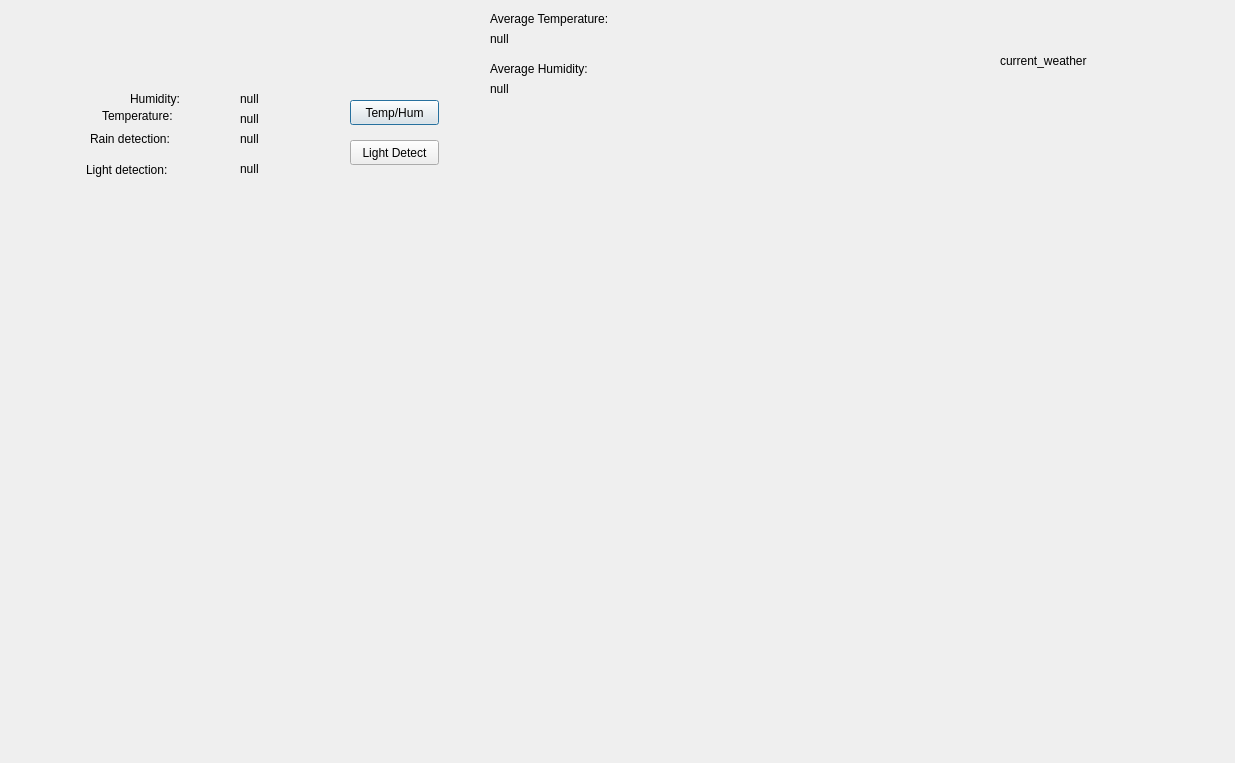
Above: WeatherStation/WeatherStation/dialog.ui from petarstamenkovic/WeatherStation_RPi_Project before the change. Below: the same form after it.
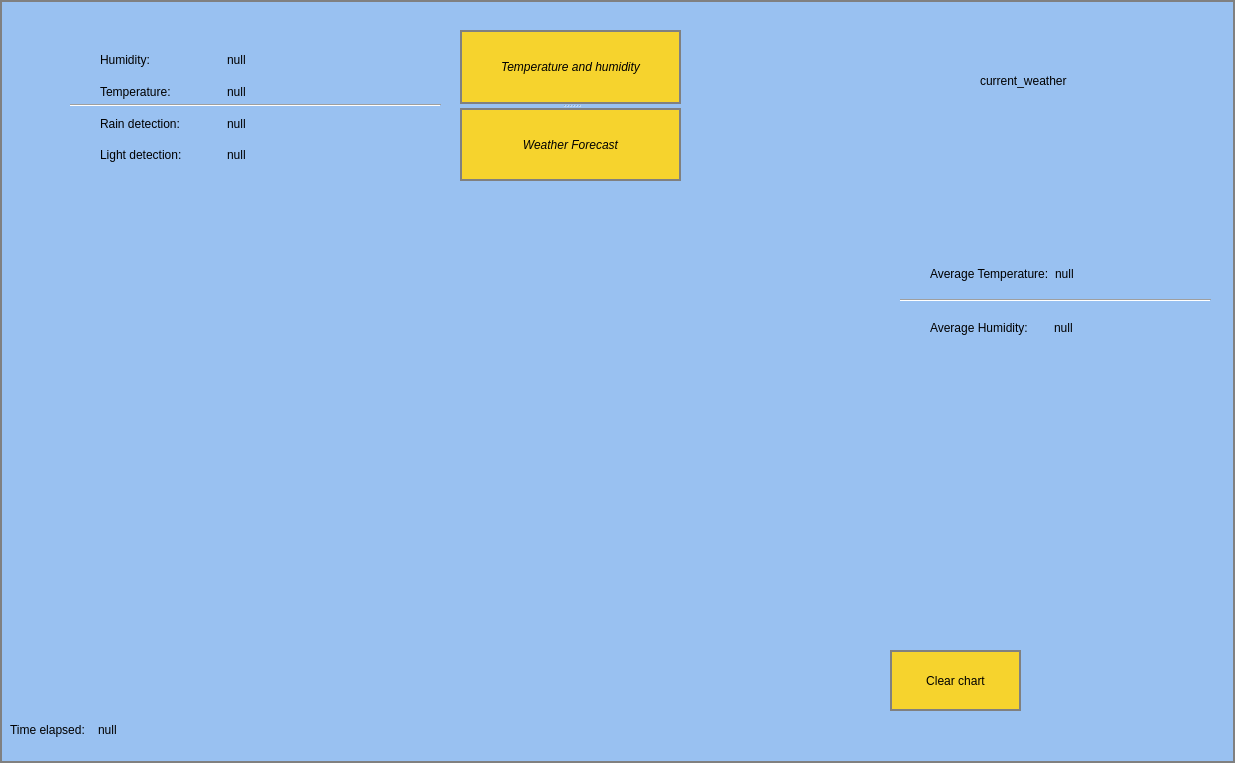
That is the form after the change.

Commit message: Left to test a YL-40 and adjust the sensor paramteres, thisshould be the pre-final version

Patch:
```diff
--- a/WeatherStation/WeatherStation/dialog.ui
+++ b/WeatherStation/WeatherStation/dialog.ui
@@ -13,211 +13,297 @@
   <property name="windowTitle">
    <string>Dialog</string>
   </property>
+  <property name="styleSheet">
+   <string notr="true">QDialog
+{
+	border: 2px solid gray;
+	background : rgb(153, 193, 241);
+}</string>
+  </property>
+  <widget class="QWidget" name="verticalLayoutWidget">
+   <property name="geometry">
+    <rect>
+     <x>10</x>
+     <y>190</y>
+     <width>871</width>
+     <height>521</height>
+    </rect>
+   </property>
+   <layout class="QVBoxLayout" name="verticalLayout"/>
+  </widget>
+  <widget class="QLabel" name="forecast_label">
+   <property name="geometry">
+    <rect>
+     <x>980</x>
+     <y>10</y>
+     <width>231</width>
+     <height>141</height>
+    </rect>
+   </property>
+   <property name="text">
+    <string>current_weather</string>
+   </property>
+  </widget>
+  <widget class="QPushButton" name="clear_button">
+   <property name="geometry">
+    <rect>
+     <x>890</x>
+     <y>650</y>
+     <width>131</width>
+     <height>61</height>
+    </rect>
+   </property>
+   <property name="styleSheet">
+    <string notr="true">QPushButton
+{
+	border: 2px solid gray;
+	background : rgb(246, 211, 45);
+}</string>
+   </property>
+   <property name="text">
+    <string>Clear chart</string>
+   </property>
+  </widget>
+  <widget class="Line" name="line_3">
+   <property name="geometry">
+    <rect>
+     <x>900</x>
+     <y>210</y>
+     <width>311</width>
+     <height>181</height>
+    </rect>
+   </property>
+   <property name="styleSheet">
+    <string notr="true">Line
+{
+	border: 1px solid gray;
+	background : rgb(51, 209, 122);
+}</string>
+   </property>
+   <property name="orientation">
+    <enum>Qt::Horizontal</enum>
+   </property>
+  </widget>
+  <widget class="Line" name="line_4">
+   <property name="geometry">
+    <rect>
+     <x>70</x>
+     <y>30</y>
+     <width>371</width>
+     <height>151</height>
+    </rect>
+   </property>
+   <property name="styleSheet">
+    <string notr="true">Line
+{
+	border: 1px solid gray;
+	background : rgb(51, 209, 122);
+}</string>
+   </property>
+   <property name="orientation">
+    <enum>Qt::Horizontal</enum>
+   </property>
+  </widget>
+  <widget class="QSplitter" name="splitter">
+   <property name="geometry">
+    <rect>
+     <x>460</x>
+     <y>30</y>
+     <width>221</width>
+     <height>151</height>
+    </rect>
+   </property>
+   <property name="orientation">
+    <enum>Qt::Vertical</enum>
+   </property>
   <widget class="QPushButton" name="temp_hum_button">
-   <property name="geometry">
-    <rect>
-     <x>350</x>
-     <y>100</y>
-     <width>89</width>
-     <height>25</height>
-    </rect>
-   </property>
+    <property name="font">
+     <font>
+      <italic>true</italic>
+     </font>
+    </property>
+    <property name="styleSheet">
+     <string notr="true">QPushButton
+{
+	border: 2px solid gray;
+	background : rgb(246, 211, 45);
+}</string>
+    </property>
    <property name="text">
-    <string>Temp/Hum</string>
-   </property>
-  </widget>
-  <widget class="QPushButton" name="light_button">
-   <property name="geometry">
-    <rect>
-     <x>350</x>
-     <y>140</y>
-     <width>89</width>
-     <height>25</height>
-    </rect>
-   </property>
+     <string>Temperature and humidity</string>
+    </property>
+   </widget>
+   <widget class="QPushButton" name="forecast_button">
+    <property name="font">
+     <font>
+      <italic>true</italic>
+     </font>
+    </property>
+    <property name="styleSheet">
+     <string notr="true">QPushButton
+{
+	border: 2px solid gray;
+	background : rgb(246, 211, 45);
+}</string>
+    </property>
    <property name="text">
-    <string>Light Detect</string>
-   </property>
-  </widget>
-  <widget class="QLabel" name="label_3">
+     <string>Weather Forecast</string>
+    </property>
+   </widget>
+  </widget>
+  <widget class="QWidget" name="">
    <property name="geometry">
     <rect>
-     <x>90</x>
-     <y>130</y>
-     <width>111</width>
-     <height>17</height>
+     <x>10</x>
+     <y>720</y>
+     <width>169</width>
+     <height>19</height>
     </rect>
    </property>
+   <layout class="QHBoxLayout" name="horizontalLayout">
+    <item>
+     <widget class="QLabel" name="label_9">
    <property name="text">
-    <string>Rain detection:</string>
-   </property>
-  </widget>
-  <widget class="QLabel" name="label_4">
-   <property name="geometry">
-    <rect>
-     <x>240</x>
-     <y>130</y>
-     <width>71</width>
-     <height>17</height>
-    </rect>
-   </property>
+       <string>Time elapsed:</string>
+      </property>
+     </widget>
+    </item>
+    <item>
+     <widget class="QLabel" name="time_elapsed_label">
    <property name="text">
     <string>null</string>
    </property>
   </widget>
-  <widget class="QLabel" name="label_2">
-   <property name="geometry">
-    <rect>
-     <x>102</x>
-     <y>107</y>
-     <width>93</width>
-     <height>17</height>
-    </rect>
-   </property>
-   <property name="text">
-    <string>Temperature:</string>
-   </property>
+    </item>
+   </layout>
   </widget>
-  <widget class="QLabel" name="label2">
+  <widget class="QWidget" name="">
    <property name="geometry">
     <rect>
-     <x>240</x>
-     <y>110</y>
-     <width>67</width>
-     <height>17</height>
+     <x>100</x>
+     <y>47</y>
+     <width>114</width>
+     <height>121</height>
     </rect>
    </property>
-   <property name="text">
-    <string>null</string>
-   </property>
-  </widget>
+   <layout class="QVBoxLayout" name="verticalLayout_2">
+    <item>
   <widget class="QLabel" name="label">
-   <property name="geometry">
-    <rect>
-     <x>130</x>
-     <y>90</y>
-     <width>66</width>
-     <height>17</height>
-    </rect>
-   </property>
    <property name="text">
     <string>Humidity:</string>
    </property>
   </widget>
-  <widget class="QLabel" name="label1">
-   <property name="geometry">
-    <rect>
-     <x>240</x>
-     <y>90</y>
-     <width>67</width>
-     <height>17</height>
-    </rect>
-   </property>
+    </item>
+    <item>
+     <widget class="QLabel" name="label_2">
+      <property name="text">
+       <string>Temperature:</string>
+      </property>
+     </widget>
+    </item>
+    <item>
+     <widget class="QLabel" name="label_3">
    <property name="text">
-    <string>null</string>
-   </property>
-  </widget>
+       <string>Rain detection:</string>
+      </property>
+     </widget>
+    </item>
+    <item>
   <widget class="QLabel" name="label_5">
-   <property name="geometry">
-    <rect>
-     <x>86</x>
-     <y>160</y>
-     <width>111</width>
-     <height>20</height>
-    </rect>
-   </property>
    <property name="text">
     <string>Light detection: </string>
    </property>
   </widget>
+    </item>
+   </layout>
+  </widget>
+  <widget class="QWidget" name="">
+   <property name="geometry">
+    <rect>
+     <x>227</x>
+     <y>47</y>
+     <width>201</width>
+     <height>121</height>
+    </rect>
+   </property>
+   <layout class="QVBoxLayout" name="verticalLayout_3">
+    <item>
+     <widget class="QLabel" name="label1">
+      <property name="text">
+       <string>null</string>
+      </property>
+     </widget>
+    </item>
+    <item>
+     <widget class="QLabel" name="label2">
+      <property name="text">
+       <string>null</string>
+      </property>
+     </widget>
+    </item>
+    <item>
+     <widget class="QLabel" name="label_4">
+      <property name="text">
+       <string>null</string>
+      </property>
+     </widget>
+    </item>
+    <item>
   <widget class="QLabel" name="label_6">
-   <property name="geometry">
-    <rect>
-     <x>240</x>
-     <y>160</y>
-     <width>81</width>
-     <height>17</height>
-    </rect>
-   </property>
    <property name="text">
     <string>null</string>
    </property>
   </widget>
-  <widget class="QWidget" name="verticalLayoutWidget">
+    </item>
+   </layout>
+  </widget>
+  <widget class="QWidget" name="">
    <property name="geometry">
     <rect>
-     <x>10</x>
-     <y>210</y>
-     <width>871</width>
-     <height>521</height>
+     <x>930</x>
+     <y>250</y>
+     <width>241</width>
+     <height>101</height>
     </rect>
    </property>
-   <layout class="QVBoxLayout" name="verticalLayout"/>
-  </widget>
+   <layout class="QVBoxLayout" name="verticalLayout_4">
+    <item>
+     <layout class="QHBoxLayout" name="horizontalLayout_2">
+      <item>
   <widget class="QLabel" name="label_7">
-   <property name="geometry">
-    <rect>
-     <x>490</x>
-     <y>10</y>
-     <width>171</width>
-     <height>17</height>
-    </rect>
-   </property>
    <property name="text">
     <string>Average Temperature:</string>
    </property>
   </widget>
+      </item>
+      <item>
   <widget class="QLabel" name="average_temp_label">
-   <property name="geometry">
-    <rect>
-     <x>490</x>
-     <y>30</y>
-     <width>67</width>
-     <height>17</height>
-    </rect>
-   </property>
    <property name="text">
     <string>null</string>
    </property>
   </widget>
+      </item>
+     </layout>
+    </item>
+    <item>
+     <layout class="QHBoxLayout" name="horizontalLayout_3">
+      <item>
   <widget class="QLabel" name="label_8">
-   <property name="geometry">
-    <rect>
-     <x>490</x>
-     <y>60</y>
-     <width>151</width>
-     <height>17</height>
-    </rect>
-   </property>
    <property name="text">
     <string>Average Humidity:</string>
    </property>
   </widget>
+      </item>
+      <item>
   <widget class="QLabel" name="average_humidity_label">
-   <property name="geometry">
-    <rect>
-     <x>490</x>
-     <y>80</y>
-     <width>67</width>
-     <height>17</height>
-    </rect>
-   </property>
    <property name="text">
     <string>null</string>
    </property>
   </widget>
-  <widget class="QLabel" name="forecast_label">
-   <property name="geometry">
-    <rect>
-     <x>1000</x>
-     <y>30</y>
-     <width>151</width>
-     <height>61</height>
-    </rect>
-   </property>
-   <property name="text">
-    <string>current_weather</string>
-   </property>
+      </item>
+     </layout>
+    </item>
+   </layout>
   </widget>
  </widget>
  <resources/>
```
Left out of the diff: 26 changed lines with no effect on the pictures. Lines whose indentation alone changed are shown as unchanged. The commit also changes 2 other files.
